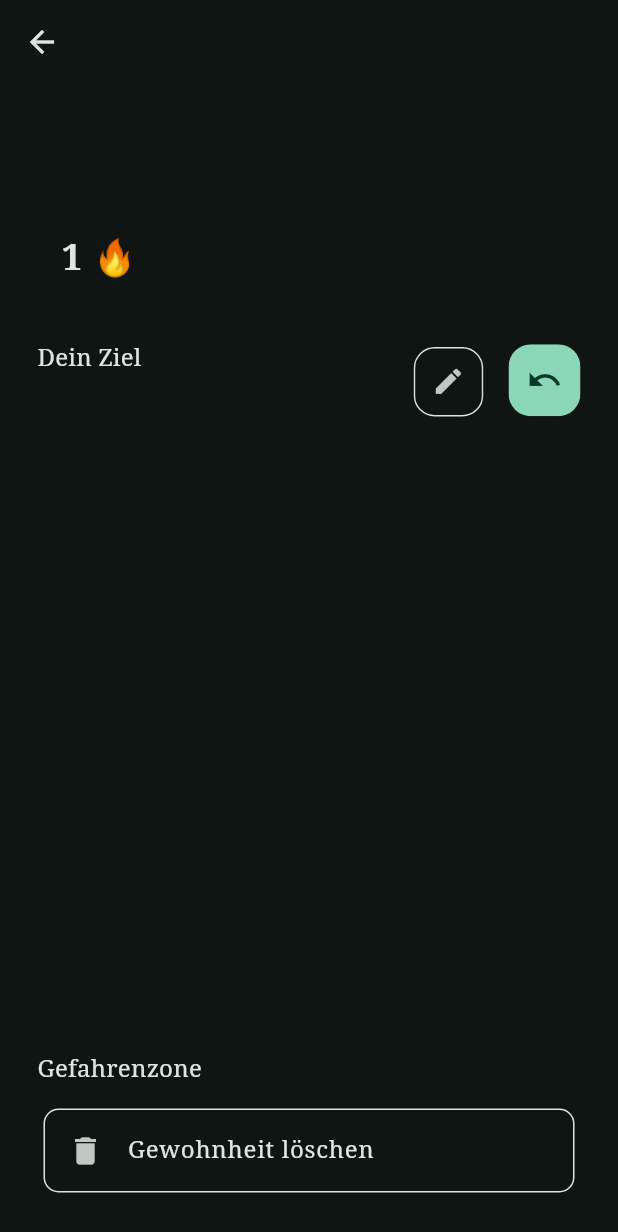
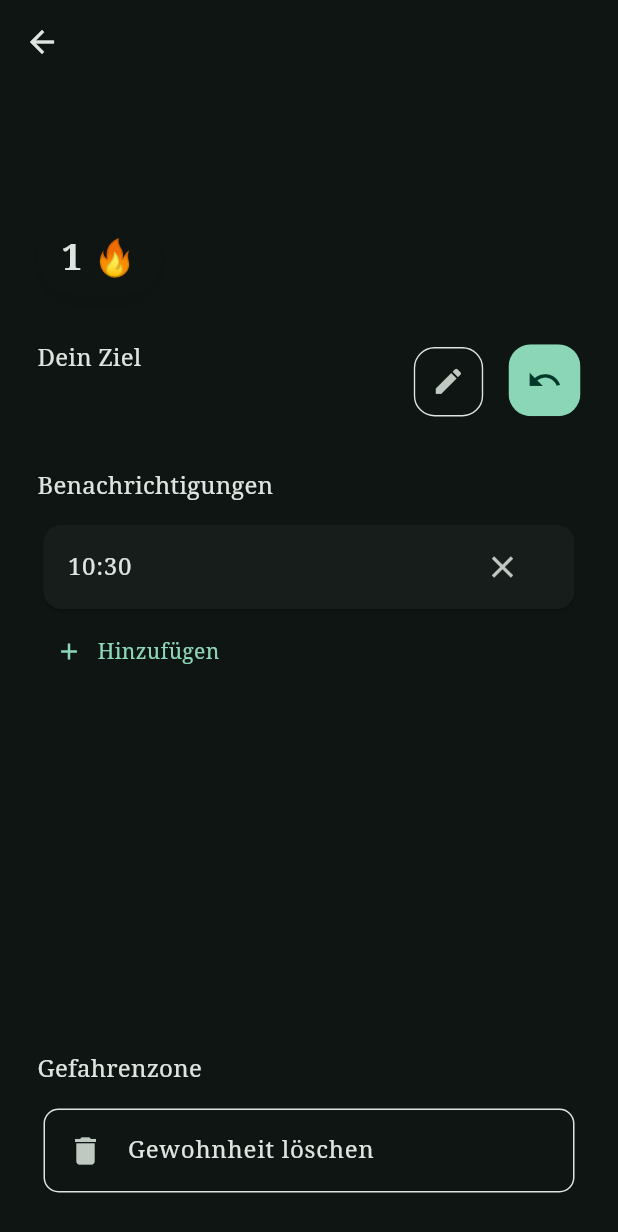
Before and after one commit to Hudlle/Habit-MVP, a Flutter app: the HabitCloseLookPage screen opened directly with empty values, after a tap on the "check" icon, on a phone screen of 412 x 824 dp. Shown: the top 1232 px of the screen. Run offline on Flutter 3.47's test engine with Material 3 defaults, Android fonts, the phone set to English and light mode, and no system bars; our stand-ins replace firebase_auth, firebase_core, firebase_messaging, flutter_local_notifications, google_fonts, objectbox and 1 more; accounts and stored records are empty; generated files the repository leaves out were written again.

Commit message:
feat: ui notification time picker

```diff
--- a/lib/l10n/app_de.arb
+++ b/lib/l10n/app_de.arb
@@ -51,6 +51,7 @@
     "password": "Passwort",
     "repeatPassword": "Passwort wiederholen",
     "dangerZone": "Gefahrenzone",
+    "add": "Hinzufügen",
     "save": "Speichern",
     "orLabel": "Oder",
     "deleteHabit": "Gewohnheit löschen"
--- a/lib/l10n/app_en.arb
+++ b/lib/l10n/app_en.arb
@@ -181,6 +181,10 @@
   "@dangerZone": {
     "description": "Label for section that warns users of critical actions"
   },
+  "add": "Add",
+  "@add" : {
+    "description": "Label for adding something"
+  },
   "save": "Save",
   "@save": {
     "description": "Button label to save settings"
--- a/lib/pages/habit_close_look_page.dart
+++ b/lib/pages/habit_close_look_page.dart
@@ -33,11 +33,25 @@ class _HabitCloseLookPageState extends State<HabitCloseLookPage> {
     super.initState();
   }
 
-  void toggleCheckButton(BuildContext context) {
+  void toggleCheckButton(context) {
     Habit newHabit = Provider.of<FlamesProvider>(context, listen: false).updateHabitAndFlames(widget.habit);
     setState(() {
       widget.habit = newHabit;
     });
+  }
+
+  TimeOfDay notificationTime = TimeOfDay.now();
+  void createNotification(context) async{
+    final TimeOfDay? timeOfDay = await showTimePicker(
+      context: context,
+      initialTime: notificationTime,
+      initialEntryMode: TimePickerEntryMode.dial,
+    );
+    if (timeOfDay != null) {
+      setState(() {
+        notificationTime = timeOfDay;
+      });
+    }
   }
 
   void onEdit() {
@@ -158,6 +172,38 @@ class _HabitCloseLookPageState extends State<HabitCloseLookPage> {
                   ),
                 ],
               ),
+              const LargeSpacer(),
+              CustomText(
+                text: AppLocalizations.of(context)!.notifications,
+                textType: TextType.title,
+              ),
+              const SmallSpacer(),
+              Card(
+                child: ListTile(
+                  title: Text("${notificationTime.hour.toString().padLeft(2, "0")}:${notificationTime.minute.toString().padLeft(2, "0")}"),
+                  trailing: IconButton(
+                    onPressed: () {
+                      //TODO: create deleteNotification()
+                    },
+                    icon: Icon(Icons.close),
+                  ),
+                ),
+              ),
+              TextButton(
+                //TODO: Rewrite createNotification()
+                onPressed: () => createNotification(context),
+                child: Row(
+                  children: [
+                    Icon(Icons.add, color: Theme.of(context).colorScheme.primary),
+                    SizedBox(width: smallSpacing),
+                    CustomText(
+                      text: AppLocalizations.of(context)!.add,
+                      textType: TextType.body,
+                      specialColor: Theme.of(context).colorScheme.primary,
+                    )
+                  ],
+                )
+              ),
               Expanded(child: Container()),
               CustomText(
                 text: AppLocalizations.of(context)!.dangerZone,
@@ -174,13 +220,9 @@ class _HabitCloseLookPageState extends State<HabitCloseLookPage> {
                     borderSide: BorderSide(color: Theme.of(context).colorScheme.onSurface),
                     borderRadius: BorderRadius.circular(cardBorderRadius),
                   ),
-                  child: Column(
-                    children: [
-                      ListTile(
-                        leading: Icon(Icons.delete),
-                        title: Text(AppLocalizations.of(context)!.deleteHabit),
-                      )
-                    ],
+                  child: ListTile(
+                    leading: Icon(Icons.delete),
+                    title: Text(AppLocalizations.of(context)!.deleteHabit),
                   )
                 ),
               ),
```
